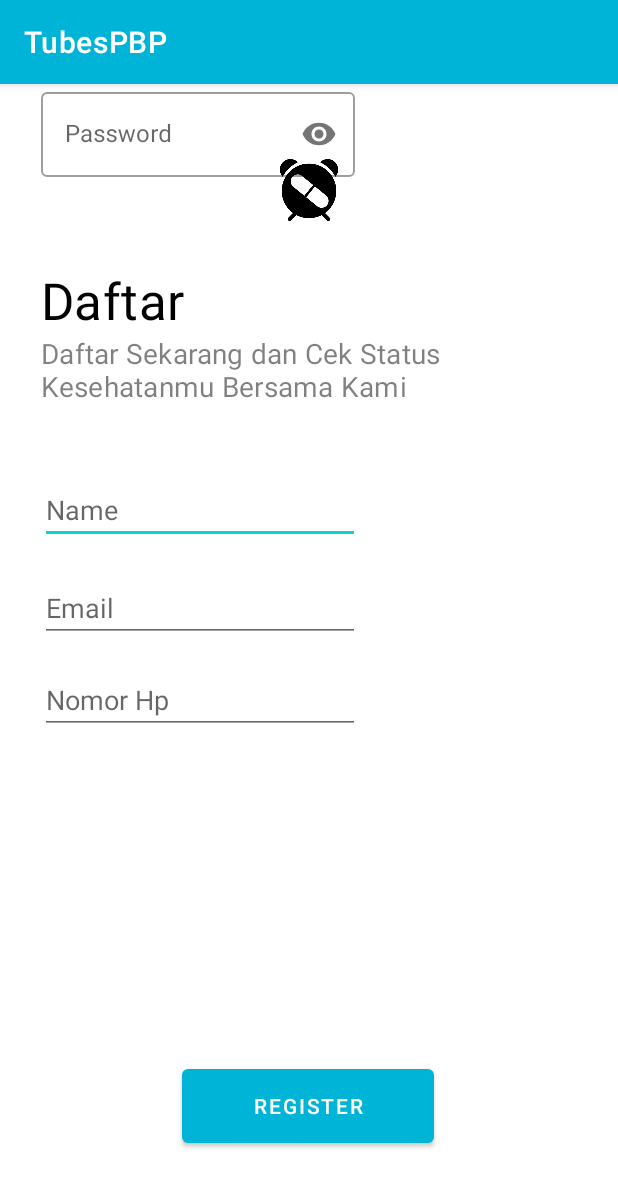
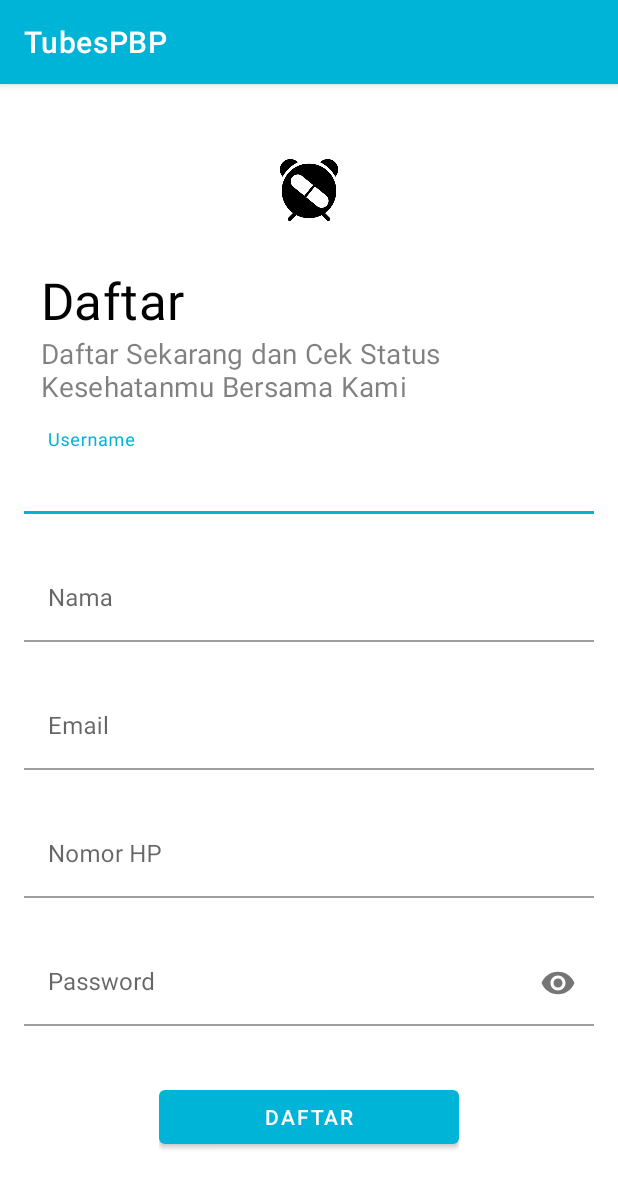
Before and after one commit to dumbgoat7/Tubes, an Android app: the RegisterActivity screen opened directly, with no data from a screen before it, on a phone screen of 412 x 824 dp. Shown: the top 1188 px of the screen. Run offline under Robolectric (Android 15) with nearby library versions, the phone set to English and light mode, and no system bars.

Commit message:
Tubes PBP

```diff
--- a/app/src/main/res/layout/activity_register.xml
+++ b/app/src/main/res/layout/activity_register.xml
@@ -2,6 +2,7 @@
 <androidx.constraintlayout.widget.ConstraintLayout xmlns:android="http://schemas.android.com/apk/res/android"
     xmlns:app="http://schemas.android.com/apk/res-auto"
     xmlns:tools="http://schemas.android.com/tools"
+    android:id="@+id/registerActivity"
     android:layout_width="match_parent"
     android:layout_height="match_parent"
     tools:context=".RegisterActivity">
@@ -47,80 +48,120 @@
         app:layout_constraintStart_toStartOf="parent"
         app:layout_constraintTop_toBottomOf="@id/textView1" />
 
-    <com.google.android.material.textfield.TextInputEditText
-        android:id="@+id/etNama"
-        android:layout_width="wrap_content"
+    <LinearLayout
+        android:id="@+id/linearLayout"
+        android:layout_width="match_parent"
         android:layout_height="wrap_content"
-        android:ems="10"
-        android:hint="Name"
-        android:inputType="textPersonName"
-        app:layout_constraintBottom_toBottomOf="parent"
-        app:layout_constraintEnd_toEndOf="parent"
-        app:layout_constraintHorizontal_bias="0.134"
-        app:layout_constraintStart_toStartOf="parent"
-        app:layout_constraintTop_toTopOf="parent"
-        app:layout_constraintVertical_bias="0.362" />
-
-    <com.google.android.material.textfield.TextInputEditText
-        android:id="@+id/etEmail"
-        android:layout_width="wrap_content"
-        android:layout_height="wrap_content"
-        android:layout_marginTop="20dp"
-        android:ems="10"
-        android:hint="Email"
-        android:inputType="textPersonName"
-        app:layout_constraintEnd_toEndOf="parent"
-        app:layout_constraintHorizontal_bias="0.134"
-        app:layout_constraintStart_toStartOf="parent"
-        app:layout_constraintTop_toBottomOf="@+id/etNama" />
-
-    <com.google.android.material.textfield.TextInputEditText
-        android:id="@+id/etNoHp"
-        android:layout_width="wrap_content"
-        android:layout_height="wrap_content"
-        android:layout_marginTop="16dp"
-        android:ems="10"
-        android:hint="Nomor Hp"
-        android:inputType="textPersonName"
-        app:layout_constraintEnd_toEndOf="parent"
-        app:layout_constraintHorizontal_bias="0.134"
-        app:layout_constraintStart_toStartOf="parent"
-        app:layout_constraintTop_toBottomOf="@+id/etEmail" />
+        android:layout_marginStart="16dp"
+        android:layout_marginEnd="16dp"
+        app:layout_constraintTop_toBottomOf="@+id/textView2"
+        android:paddingTop="16dp"
+        android:paddingBottom="16dp"
+        android:orientation="vertical">
 
         <com.google.android.material.textfield.TextInputLayout
-        android:id="@+id/Password"
-        style="@style/Widget.MaterialComponents.TextInputLayout.OutlinedBox"
+            android:id="@+id/layoutUsername"
             android:layout_width="match_parent"
             android:layout_height="wrap_content"
-        android:hint="Password"
+            style="@style/Widget.MaterialComponents.TextInputLayout.OutlinedBox"
+            android:hint="Username"
             app:errorEnabled="true"
-        app:passwordToggleEnabled="true"
-        tools:ignore="MissingConstraints"
-        tools:layout_editor_absoluteX="0dp"
-        tools:layout_editor_absoluteY="444dp">
+            app:boxBackgroundMode="filled"
+            android:layout_marginBottom="8dp">
 
             <com.google.android.material.textfield.TextInputEditText
                 android:layout_width="match_parent"
                 android:layout_height="wrap_content"
-            android:layout_marginStart="27dp"
-            android:layout_marginEnd="175dp"
-            android:ems="10"
-            android:inputType="textPassword"
-            app:layout_constraintTop_toBottomOf="@+id/etNoHp" />
+                android:inputType="text"/>
 
         </com.google.android.material.textfield.TextInputLayout>
 
-    <Button
+        <com.google.android.material.textfield.TextInputLayout
+            android:id="@+id/layoutNama"
+            android:layout_width="match_parent"
+            android:layout_height="wrap_content"
+            style="@style/Widget.MaterialComponents.TextInputLayout.OutlinedBox"
+            android:hint="Nama"
+            app:errorEnabled="true"
+            app:boxBackgroundMode="filled"
+            android:layout_marginBottom="8dp">
+
+            <com.google.android.material.textfield.TextInputEditText
+                android:layout_width="match_parent"
+                android:layout_height="wrap_content"
+                android:inputType="text"/>
+
+        </com.google.android.material.textfield.TextInputLayout>
+
+        <com.google.android.material.textfield.TextInputLayout
+            android:id="@+id/layoutEmail"
+            android:layout_width="match_parent"
+            android:layout_height="wrap_content"
+            style="@style/Widget.MaterialComponents.TextInputLayout.OutlinedBox"
+            android:hint="Email"
+            app:errorEnabled="true"
+            app:boxBackgroundMode="filled"
+            android:layout_marginBottom="8dp">
+
+            <com.google.android.material.textfield.TextInputEditText
+                android:layout_width="match_parent"
+                android:layout_height="wrap_content"
+                android:inputType="text"/>
+
+        </com.google.android.material.textfield.TextInputLayout>
+
+        <com.google.android.material.textfield.TextInputLayout
+            android:id="@+id/layoutNoHp"
+            android:layout_width="match_parent"
+            android:layout_height="wrap_content"
+            style="@style/Widget.MaterialComponents.TextInputLayout.OutlinedBox"
+            android:hint="Nomor HP"
+            app:errorEnabled="true"
+            app:boxBackgroundMode="filled"
+            android:layout_marginBottom="8dp">
+
+            <com.google.android.material.textfield.TextInputEditText
+                android:layout_width="match_parent"
+                android:layout_height="wrap_content"
+                android:inputType="text"/>
+
+        </com.google.android.material.textfield.TextInputLayout>
+
+        <com.google.android.material.textfield.TextInputLayout
+            android:id="@+id/layoutPassword"
+            android:layout_width="match_parent"
+            android:layout_height="wrap_content"
+            style="@style/Widget.MaterialComponents.TextInputLayout.OutlinedBox"
+            android:hint="Password"
+            app:errorEnabled="true"
+            app:boxBackgroundMode="filled"
+            app:passwordToggleEnabled="true">
+
+            <com.google.android.material.textfield.TextInputEditText
+                android:layout_width="match_parent"
+                android:layout_height="wrap_content"
+                android:inputType="textPassword" />
+
+        </com.google.android.material.textfield.TextInputLayout>
+
+    </LinearLayout>
+
+    <LinearLayout
+        android:id="@+id/linearLayout2"
+        android:layout_width="200dp"
+        android:layout_height="wrap_content"
+        android:layout_marginTop="0dp"
+        app:layout_constraintEnd_toEndOf="@id/linearLayout"
+        app:layout_constraintStart_toStartOf="@id/linearLayout"
+        app:layout_constraintTop_toBottomOf="@id/linearLayout">
+
+        <com.google.android.material.button.MaterialButton
             android:id="@+id/btnRegister"
-        android:layout_width="168dp"
-        android:layout_height="61dp"
-        android:layout_marginBottom="56dp"
-        android:text="Register"
-        app:layout_constraintBottom_toBottomOf="parent"
-        app:layout_constraintEnd_toEndOf="parent"
-        app:layout_constraintHorizontal_bias="0.498"
-        app:layout_constraintStart_toStartOf="parent"
-        app:layout_constraintTop_toBottomOf="@+id/etProgramStudi"
-        app:layout_constraintVertical_bias="0.626" />
+            android:layout_width="wrap_content"
+            android:layout_height="wrap_content"
+            android:layout_weight="1"
+            android:text="Daftar" />
+
+    </LinearLayout>
 
 </androidx.constraintlayout.widget.ConstraintLayout>
```
Lines whose indentation alone changed are shown as unchanged.
